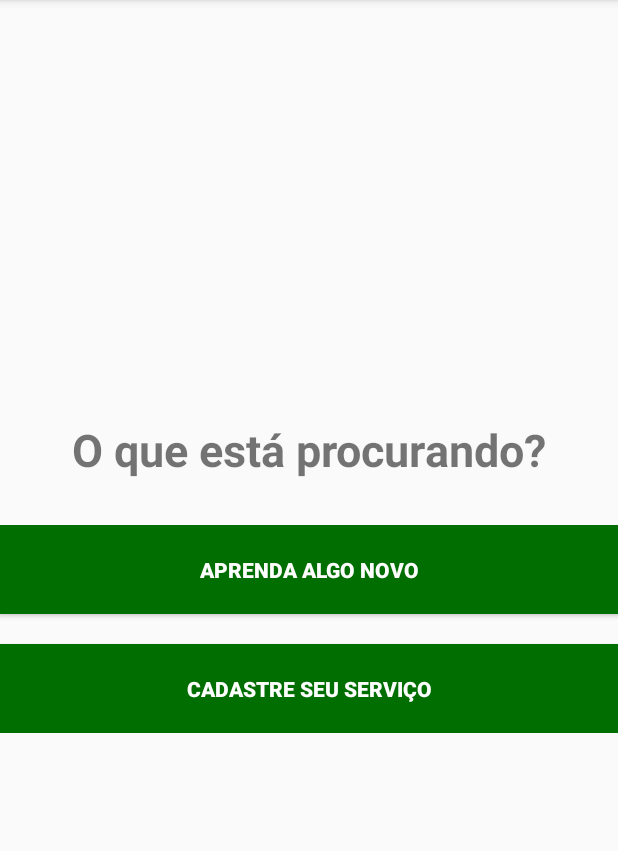
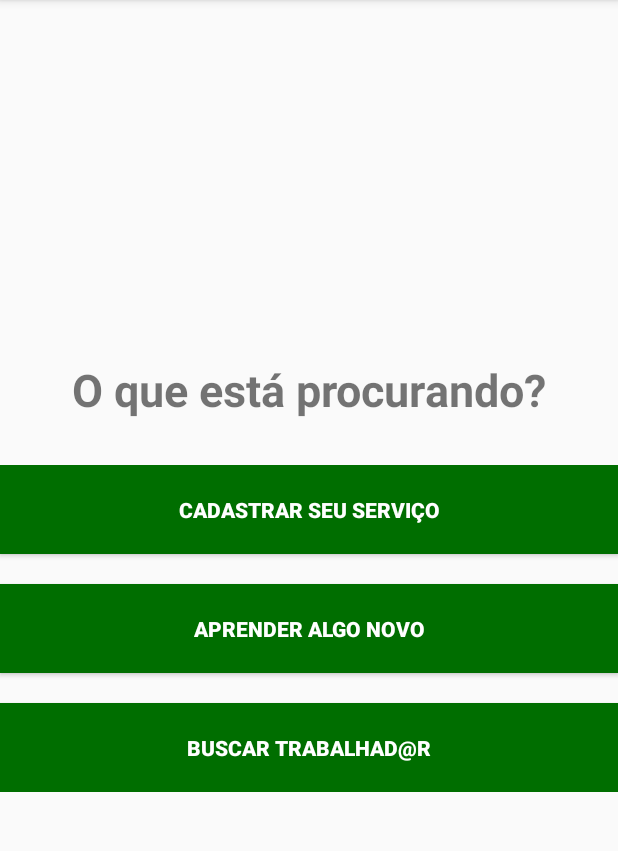
Before and after one commit to Laura-Oliveira/Empodera_old, an Android app: the screen it shows after launch (ServiceOrStudyActivity before the commit, MainActivity after it), on a phone screen of 412 x 824 dp, the part 84-935 px from its top. Run offline under Robolectric (Android 15) with nearby library versions, the phone set to English and light mode, and no system bars.

Commit message:
Implementação do fluxo principal do sistema

```diff
--- a/app/src/main/java/com/empodera/ServiceOrStudyActivity.java
+++ b/app/src/main/java/com/empodera/SearchWorkerActivity.java
@@ -3,11 +3,11 @@ package com.empodera;
 import android.support.v7.app.AppCompatActivity;
 import android.os.Bundle;
 
-public class ServiceOrStudyActivity extends AppCompatActivity {
+public class SearchWorkerActivity extends AppCompatActivity {
 
     @Override
     protected void onCreate(Bundle savedInstanceState) {
         super.onCreate(savedInstanceState);
-        setContentView(R.layout.activity_service_or_study);
+        setContentView(R.layout.activity_search_worker);
     }
 }
--- a/app/src/main/res/layout/activity_main.xml
+++ b/app/src/main/res/layout/activity_main.xml
@@ -32,7 +32,7 @@
             android:id="@+id/btn_offer_job"
             android:layout_width="match_parent"
             android:layout_height="wrap_content"
-            android:text="@string/btn_offer_job"
+            android:text="@string/btn_offer_service"
             android:layout_centerHorizontal="true"
             android:background="@color/btn_color"
             android:textColor="@color/white"
@@ -40,6 +40,24 @@
             android:padding="20sp"
             android:textStyle="bold"
             android:textSize="14sp"
+            android:onClick="registerService"
+            />
+
+        <Button
+            android:id="@+id/btn_learn_subject"
+            android:layout_width="match_parent"
+            android:layout_height="wrap_content"
+            android:text="@string/btn_learn"
+            android:width="180sp"
+            android:layout_centerHorizontal="true"
+            android:background="@color/btn_color"
+            android:textColor="@color/white"
+            android:padding="20sp"
+            android:layout_marginBottom="20sp"
+            android:textStyle="bold"
+            android:textSize="14sp"
+            android:onClick="learnSubject"
+
             />
 
         <Button
@@ -54,6 +72,7 @@
             android:padding="20sp"
             android:textStyle="bold"
             android:textSize="14sp"
+            android:onClick="searchWorker"
             />
     </LinearLayout>
 
--- a/app/src/main/res/layout/activity_service_or_study.xml
+++ /dev/null
@@ -1,59 +0,0 @@
-<?xml version="1.0" encoding="utf-8"?>
-<LinearLayout xmlns:app="http://schemas.android.com/apk/res-auto"
-    xmlns:tools="http://schemas.android.com/tools"
-    xmlns:android="http://schemas.android.com/apk/res/android"
-    android:layout_width="match_parent"
-    android:layout_height="match_parent"
-    android:orientation="vertical"
-    android:gravity="center_vertical"
-    tools:context=".ServiceOrStudyActivity">
-
-    <TextView
-        android:id="@+id/txt_question_looking_for_second_screen"
-        android:layout_width="wrap_content"
-        android:layout_height="wrap_content"
-        android:text="@string/what_search"
-        android:layout_gravity="center_horizontal"
-        android:textStyle="bold"
-        android:textSize="30sp"
-        android:layout_marginBottom="30sp"
-        />
-
-    <LinearLayout
-
-        android:layout_width="match_parent"
-        android:layout_height="wrap_content"
-        android:orientation="vertical"
-        android:layout_alignBottom="@+id/txt_question_looking_for"
-        >
-
-        <Button
-            android:id="@+id/btn_learn"
-            android:layout_width="match_parent"
-            android:layout_height="wrap_content"
-            android:text="@string/btn_learn"
-            android:layout_centerHorizontal="true"
-            android:background="@color/btn_color"
-            android:textColor="@color/white"
-            android:layout_marginBottom="20sp"
-            android:padding="20sp"
-            android:textStyle="bold"
-            android:textSize="14sp"
-            />
-
-        <Button
-            android:id="@+id/btn_search_worker"
-            android:layout_width="match_parent"
-            android:layout_height="wrap_content"
-            android:text="@string/btn_offer_service"
-            android:width="180sp"
-            android:layout_centerHorizontal="true"
-            android:background="@color/btn_color"
-            android:textColor="@color/white"
-            android:padding="20sp"
-            android:textStyle="bold"
-            android:textSize="14sp"
-            />
-    </LinearLayout>
-
-</LinearLayout>
--- a/app/src/main/res/values/strings.xml
+++ b/app/src/main/res/values/strings.xml
@@ -1,8 +1,7 @@
 <resources>
     <string name="app_name">Empodera</string>
     <string name="what_search">O que está procurando?</string>
-    <string name="btn_offer_job">Oferecer trabalho</string>
     <string name="btn_search_person">Buscar trabalhad@r</string>
-    <string name="btn_learn">Aprenda algo novo</string>
-    <string name="btn_offer_service">Cadastre seu serviço</string>
+    <string name="btn_learn">Aprender algo novo</string>
+    <string name="btn_offer_service">Cadastrar seu serviço</string>
 </resources>
```
Also changed, not shown: app/src/main/AndroidManifest.xml (+9 -8 lines), app/src/main/java/com/empodera/LearnSubjectActivity.java (added, +13 -0 lines), app/src/main/java/com/empodera/MainActivity.java (+20 -0 lines), app/src/main/java/com/empodera/RegisterServiceActivity.java (added, +13 -0 lines), app/src/main/res/layout/activity_learn_subject.xml (added, +9 -0 lines), app/src/main/res/layout/activity_register_service.xml (added, +9 -0 lines), app/src/main/res/layout/activity_search_worker.xml (added, +9 -0 lines).
